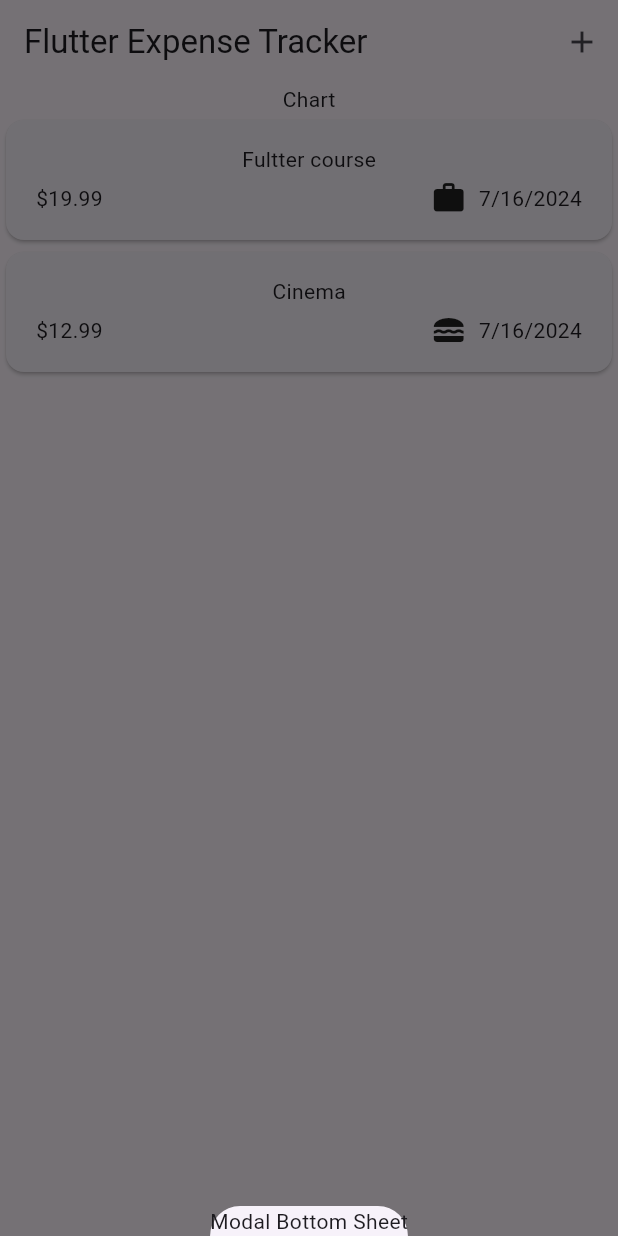
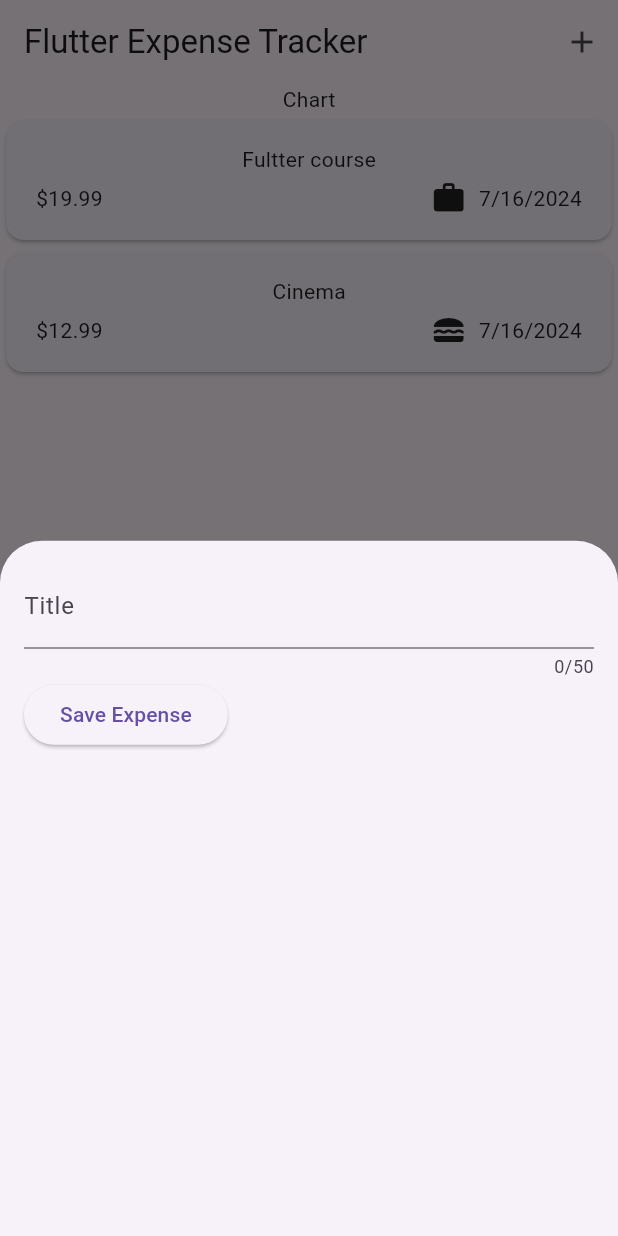
Before and after one commit to IsharaNawa/expense-tracker, a Flutter app: the screen it shows after launch, after a tap on the "add" icon, on a phone screen of 412 x 824 dp. Run offline on Flutter 3.47's test engine with Material 3 defaults, Android fonts, the phone set to English and light mode, and no system bars.

Commit message:
added the controller to save the title

```diff
--- a/lib/widgets/expenses.dart
+++ b/lib/widgets/expenses.dart
@@ -1,5 +1,6 @@
 import 'package:expense_tracker/widgets/expenses_list/expenses_list.dart';
 import 'package:expense_tracker/models/expense.dart';
+import 'package:expense_tracker/widgets/new_expense.dart';
 import 'package:flutter/material.dart';
 
 class Expenses extends StatefulWidget {
@@ -38,7 +39,7 @@ class _ExpensesState extends State<Expenses> {
     // context is the context of the _ExpensesState
     showModalBottomSheet(
       context: context,
-      builder: (ctx) => Text("Modal Bottom Sheet"),
+      builder: (ctx) => const NewExpense(),
     );
   }
 
--- /dev/null
+++ b/lib/widgets/new_expense.dart
@@ -0,0 +1,43 @@
+import 'package:flutter/material.dart';
+import 'package:flutter/services.dart';
+import 'package:flutter/widgets.dart';
+
+class NewExpense extends StatefulWidget {
+  const NewExpense({super.key});
+
+  @override
+  State<NewExpense> createState() {
+    return _NewExpenseState();
+  }
+}
+
+class _NewExpenseState extends State<NewExpense> {
+  TextEditingController titleController = TextEditingController();
+
+  @override
+  Widget build(BuildContext context) {
+    return Padding(
+      padding: EdgeInsets.all(16),
+      child: Column(
+        children: [
+          TextField(
+            controller: titleController,
+            maxLength: 50,
+            decoration: const InputDecoration(
+              label: Text("Title"),
+            ),
+          ),
+          Row(
+            children: [
+              ElevatedButton(
+                  onPressed: () {
+                    print(titleController.text);
+                  },
+                  child: const Text("Save Expense"))
+            ],
+          )
+        ],
+      ),
+    );
+  }
+}
```
